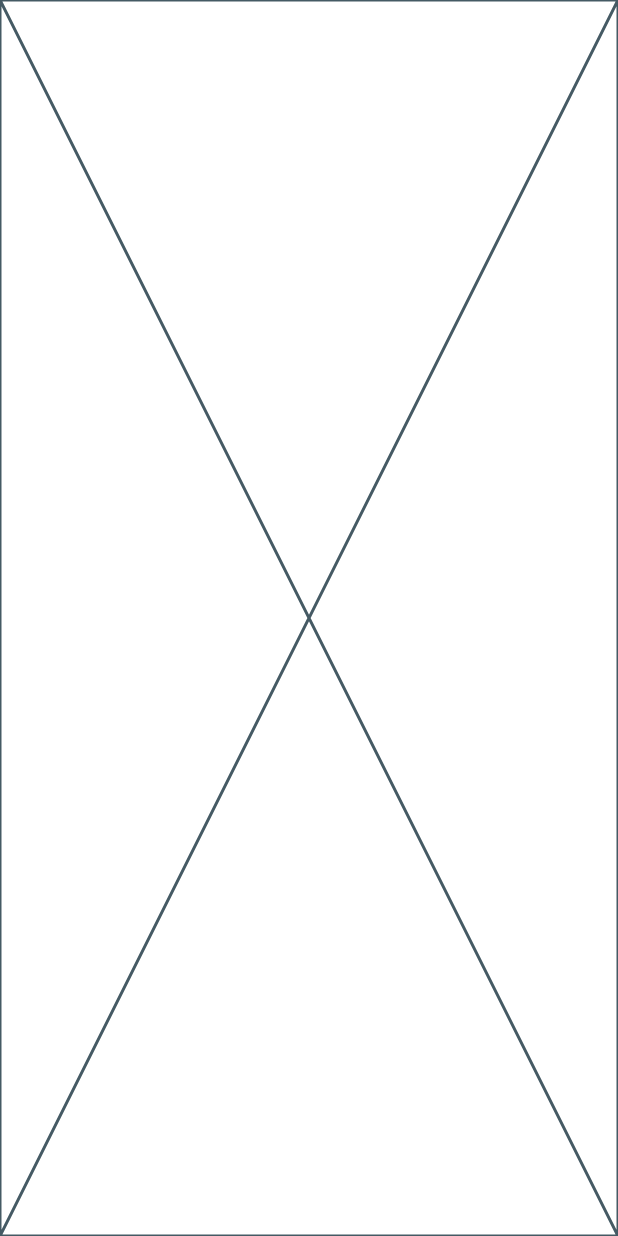
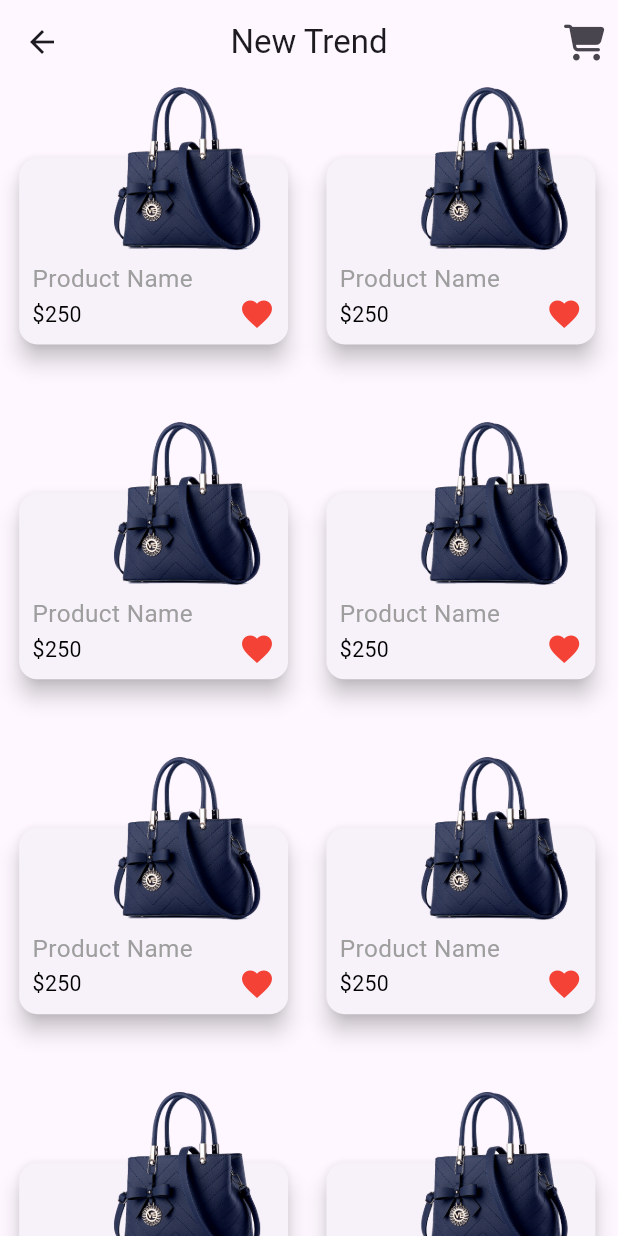
Before and after one commit to FRemon5/e-commerce, a Flutter app: the screen it shows after launch, on a phone screen of 412 x 824 dp. Run offline on Flutter 3.47's test engine with Material 3 defaults, Android fonts, the phone set to English and light mode, and no system bars; our stand-ins replace flutter_screenutil, font_awesome_flutter; missing offline and left inert: dart:ffi.

Commit message:
- Adding Products Card

```diff
--- a/lib/ecommerce_app.dart
+++ b/lib/ecommerce_app.dart
@@ -1,15 +1,22 @@
 import 'package:ecommerce/core/routes/app_router.dart';
 import 'package:ecommerce/core/routes/routes.dart';
 import 'package:flutter/material.dart';
+import 'package:flutter_screenutil/flutter_screenutil.dart';
 
 class ECommerceApp extends StatelessWidget {
   ECommerceApp({super.key});
   final _appRouter = AppRouter();
   @override
   Widget build(BuildContext context) {
-    return MaterialApp(
-      onGenerateRoute: _appRouter.onGenerateRoute,
-      initialRoute: Routes.homePage,
+    return ScreenUtilInit(
+      designSize: const Size(375, 812),
+      minTextAdapt: true,
+      splitScreenMode: true,
+      builder: (context, child) => MaterialApp(
+        debugShowCheckedModeBanner: false,
+        onGenerateRoute: _appRouter.onGenerateRoute,
+        initialRoute: Routes.homePage,
+      ),
     );
   }
 }
--- a/lib/features/homepage/ui/homepage.dart
+++ b/lib/features/homepage/ui/homepage.dart
@@ -1,10 +1,35 @@
+import 'package:ecommerce/features/homepage/widgets/product_card.dart';
 import 'package:flutter/material.dart';
+import 'package:font_awesome_flutter/font_awesome_flutter.dart';
 
 class HomePage extends StatelessWidget {
   const HomePage({super.key});
 
   @override
   Widget build(BuildContext context) {
-    return const Placeholder();
+    return Scaffold(
+      appBar: AppBar(
+        title: const Text('New Trend'),
+        centerTitle: true,
+        actions: [
+          IconButton(
+            icon: const Icon(FontAwesomeIcons.cartShopping),
+            onPressed: () {
+              // Implement search functionality
+            },
+          ),
+        ],
+      ),
+      body: SingleChildScrollView(
+        child: Column(
+          children: [
+            Row(children: [ProductCard(), ProductCard()]),
+            Row(children: [ProductCard(), ProductCard()]),
+            Row(children: [ProductCard(), ProductCard()]),
+            Row(children: [ProductCard(), ProductCard()]),
+          ],
+        ),
+      ),
+    );
   }
 }
--- /dev/null
+++ b/lib/features/homepage/widgets/product_card.dart
@@ -0,0 +1,60 @@
+import 'package:flutter/material.dart';
+import 'package:flutter_screenutil/flutter_screenutil.dart';
+
+class ProductCard extends StatelessWidget {
+  const ProductCard({super.key});
+
+  @override
+  Widget build(BuildContext context) {
+    return Padding(
+      padding: EdgeInsets.symmetric(horizontal: 8.w, vertical: 45.h),
+      child: Stack(
+        clipBehavior: Clip.none,
+        children: [
+          Container(
+            height: 130.h,
+            width: MediaQuery.of(context).size.width / 2.2,
+            child: Card(
+              elevation: 6,
+              child: Padding(
+                padding: EdgeInsets.symmetric(vertical: 8.h, horizontal: 8.w),
+                child: Column(
+                  mainAxisAlignment: MainAxisAlignment.end,
+                  crossAxisAlignment: CrossAxisAlignment.start,
+                  children: [
+                    Text(
+                      'Product Name',
+                      style: TextStyle(color: Colors.grey, fontSize: 16.sp),
+                    ),
+                    Row(
+                      mainAxisAlignment: MainAxisAlignment.spaceBetween,
+                      children: [
+                        Text(
+                          '\$250',
+                          style: TextStyle(
+                            color: Colors.black,
+                            fontSize: 14.sp,
+                          ),
+                        ),
+                        Icon(Icons.favorite, color: Colors.red),
+                      ],
+                    ),
+                  ],
+                ),
+              ),
+            ),
+          ),
+          Positioned(
+            bottom: 60.h,
+            right: 10.w,
+            child: Image.asset(
+              'assets/bag.png',
+              height: 120.h,
+              // Replace with your image path
+            ),
+          ),
+        ],
+      ),
+    );
+  }
+}
```
Also changed, not shown: lib/core/helpers/api.dart (added, +58 -0 lines), lib/core/models/products_model.dart (added, +41 -0 lines), lib/core/networking/add_product.dart (added, +25 -0 lines), lib/core/networking/get_all_categories.dart (added, +10 -0 lines), lib/core/networking/get_all_products.dart (added, +15 -0 lines), lib/core/networking/get_category.dart (added, +15 -0 lines), lib/core/networking/update_product.dart (added, +26 -0 lines), pubspec.yaml (+5 -2 lines), assets/bag.png (added), pubspec.lock.
